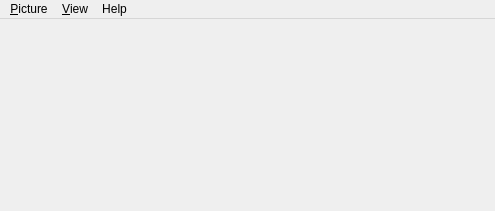
Old version of the form ui/mainwindow.ui in the repository lazarus-pkgs/panini; both pictures show x 0 to 495 and y 0 to 211 of the 800 by 211 pixel window.
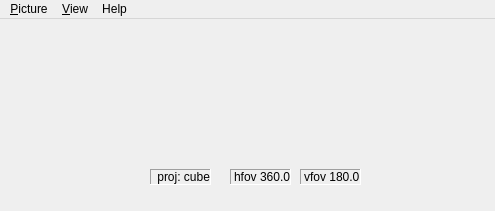
New version of the form.

The edit to the form file:
```diff
--- a/ui/mainwindow.ui
+++ b/ui/mainwindow.ui
@@ -12,7 +12,68 @@
   <property name="windowTitle" >
    <string>pvQt</string>
   </property>
-  <widget class="QWidget" name="centralwidget" />
+  <widget class="QWidget" name="centralwidget" >
+   <widget class="QLabel" name="projLabel" >
+    <property name="geometry" >
+     <rect>
+      <x>150</x>
+      <y>150</y>
+      <width>61</width>
+      <height>16</height>
+     </rect>
+    </property>
+    <property name="frameShape" >
+     <enum>QFrame::Panel</enum>
+    </property>
+    <property name="frameShadow" >
+     <enum>QFrame::Sunken</enum>
+    </property>
+    <property name="text" >
+     <string> proj: cube</string>
+    </property>
+   </widget>
+   <widget class="QLabel" name="hfovLabel" >
+    <property name="geometry" >
+     <rect>
+      <x>230</x>
+      <y>150</y>
+      <width>61</width>
+      <height>16</height>
+     </rect>
+    </property>
+    <property name="frameShape" >
+     <enum>QFrame::Panel</enum>
+    </property>
+    <property name="frameShadow" >
+     <enum>QFrame::Sunken</enum>
+    </property>
+    <property name="text" >
+     <string>hfov 360.0</string>
+    </property>
+   </widget>
+   <widget class="QLabel" name="vfovLabel" >
+    <property name="enabled" >
+     <bool>true</bool>
+    </property>
+    <property name="geometry" >
+     <rect>
+      <x>300</x>
+      <y>150</y>
+      <width>61</width>
+      <height>16</height>
+     </rect>
+    </property>
+    <property name="frameShape" >
+     <enum>QFrame::Panel</enum>
+    </property>
+    <property name="frameShadow" >
+     <enum>QFrame::Sunken</enum>
+    </property>
+    <property name="text" >
+     <string>vfov 180.0</string>
+    </property>
+   </widget>
+  </widget>
   <widget class="QMenuBar" name="menubar" >
    <property name="geometry" >
     <rect>
```
